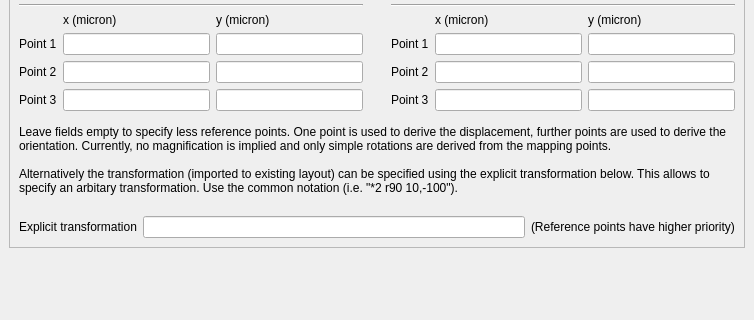
Above: src/plugins/streamers/pcb/lay_plugin/GerberImportDialog.ui from KLayout/klayout before the change; both pictures show x 0 to 754 and y 87 to 407 of the 754 by 604 pixel window. Below: the same form after it.
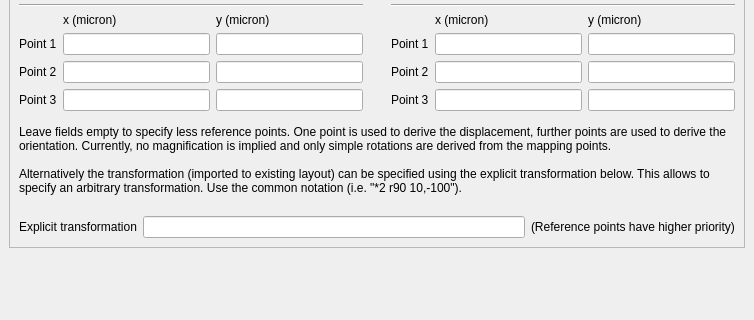
That is the form after the change. The open tabs and pages were chosen to show the change. Icons and pictures are not drawn.

```diff
--- a/src/plugins/streamers/pcb/lay_plugin/GerberImportDialog.ui
+++ b/src/plugins/streamers/pcb/lay_plugin/GerberImportDialog.ui
@@ -1076,7 +1076,7 @@
             <property name="text" >
              <string>Leave fields empty to specify less reference points. One point is used to derive the displacement, further points are used to derive the orientation. Currently, no magnification is implied and only simple rotations are derived from the mapping points.
 
-Alternatively the transformation (imported to existing layout) can be specified using the explicit transformation below. This allows to specify an arbitary transformation. Use the common notation (i.e. "*2 r90 10,-100").</string>
+Alternatively the transformation (imported to existing layout) can be specified using the explicit transformation below. This allows to specify an arbitrary transformation. Use the common notation (i.e. "*2 r90 10,-100").</string>
             </property>
             <property name="wordWrap" >
              <bool>true</bool>
```
